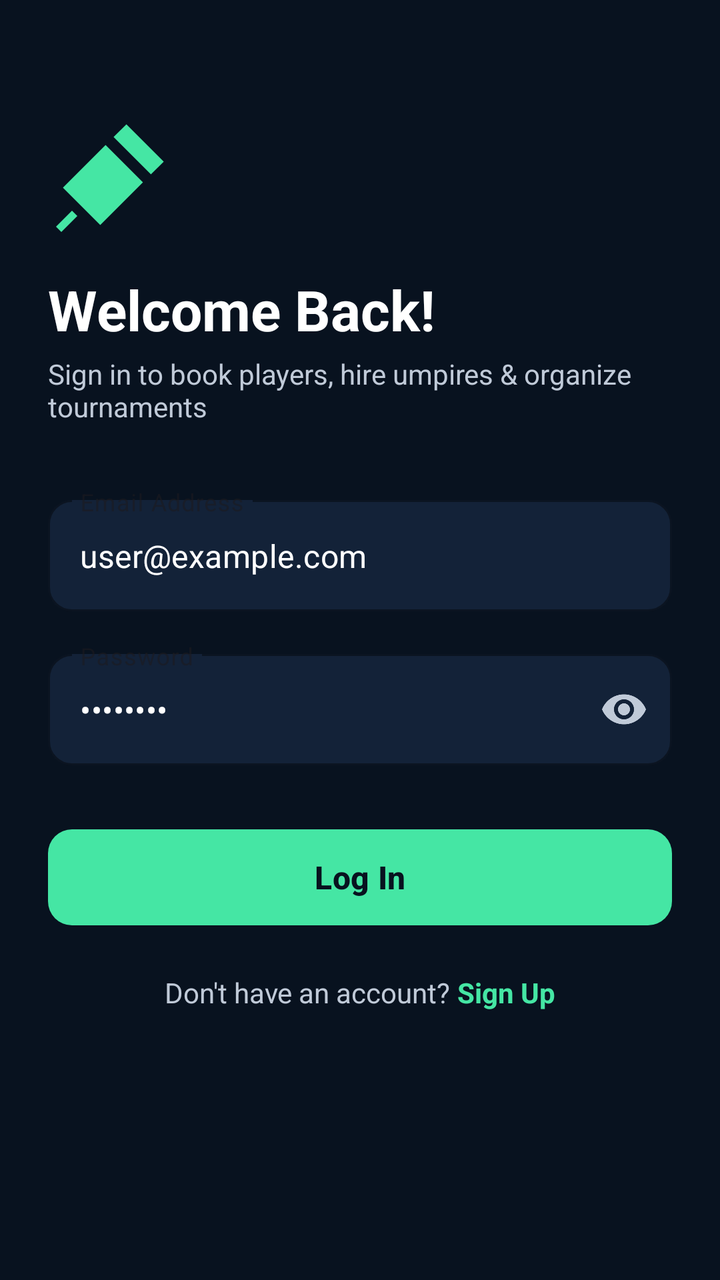
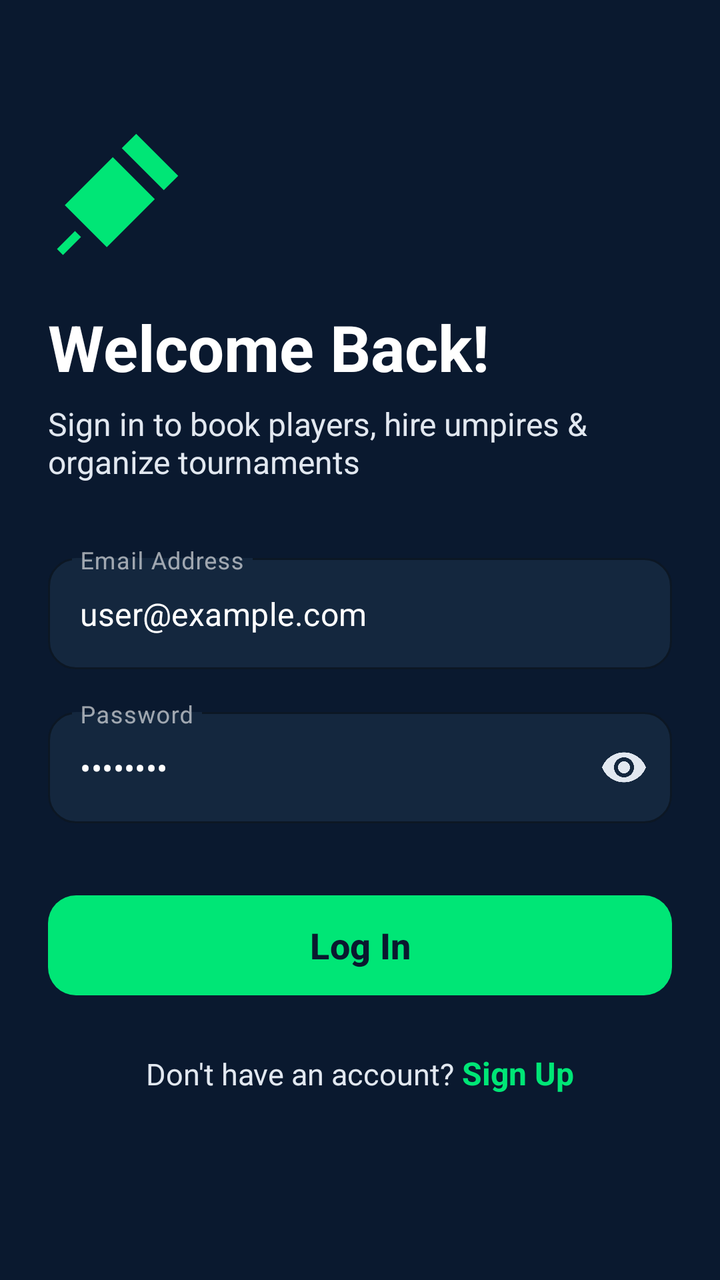

The first picture is an Android layout as it rendered before a commit; the second is the same layout after the commit. The layout source and the unified diff follow.
<!-- AndroidManifest.xml: application theme Theme.TwelveMan -->
<!-- res/layout/fragment_login.xml -->
<?xml version="1.0" encoding="utf-8"?>
<ScrollView xmlns:android="http://schemas.android.com/apk/res/android"
    xmlns:app="http://schemas.android.com/apk/res-auto"
    android:layout_width="match_parent"
    android:layout_height="match_parent"
    android:background="@color/bg_light"
    android:fillViewport="true">

    <LinearLayout
        android:layout_width="match_parent"
        android:layout_height="wrap_content"
        android:orientation="vertical"
        android:padding="24dp">

        <ImageView
            android:layout_width="64dp"
            android:layout_height="64dp"
            android:layout_marginTop="32dp"
            android:src="@drawable/ic_cricket_bat"
            app:tint="@color/accent_green" />

        <TextView
            android:layout_width="wrap_content"
            android:layout_height="wrap_content"
            android:layout_marginTop="16dp"
            android:text="Welcome Back!"
            android:textColor="@color/text_primary"
            android:textSize="28sp"
            android:textStyle="bold" />

        <TextView
            android:layout_width="wrap_content"
            android:layout_height="wrap_content"
            android:layout_marginTop="4dp"
            android:text="Sign in to book players, hire umpires &amp; organize tournaments"
            android:textColor="@color/text_secondary"
            android:textSize="14sp" />

        <com.google.android.material.textfield.TextInputLayout
            style="@style/Widget.MaterialComponents.TextInputLayout.OutlinedBox"
            android:layout_width="match_parent"
            android:layout_height="wrap_content"
            android:layout_marginTop="32dp"
            android:hint="Email Address"
            app:boxBackgroundColor="@color/surface_white"
            app:boxCornerRadiusBottomEnd="12dp"
            app:boxCornerRadiusBottomStart="12dp"
            app:boxCornerRadiusTopEnd="12dp"
            app:boxCornerRadiusTopStart="12dp"
            app:boxStrokeColor="@color/accent_green"
            app:hintTextColor="@color/accent_green">

            <com.google.android.material.textfield.TextInputEditText
                android:id="@+id/etEmail"
                android:layout_width="match_parent"
                android:layout_height="wrap_content"
                android:inputType="textEmailAddress"
                android:text="user@example.com"
                android:textColor="@color/text_primary" />
        </com.google.android.material.textfield.TextInputLayout>

        <com.google.android.material.textfield.TextInputLayout
            style="@style/Widget.MaterialComponents.TextInputLayout.OutlinedBox"
            android:layout_width="match_parent"
            android:layout_height="wrap_content"
            android:layout_marginTop="16dp"
            android:hint="Password"
            app:boxBackgroundColor="@color/surface_white"
            app:boxCornerRadiusBottomEnd="12dp"
            app:boxCornerRadiusBottomStart="12dp"
            app:boxCornerRadiusTopEnd="12dp"
            app:boxCornerRadiusTopStart="12dp"
            app:boxStrokeColor="@color/accent_green"
            app:hintTextColor="@color/accent_green"
            app:passwordToggleEnabled="true"
            app:passwordToggleTint="@color/text_secondary">

            <com.google.android.material.textfield.TextInputEditText
                android:id="@+id/etPassword"
                android:layout_width="match_parent"
                android:layout_height="wrap_content"
                android:inputType="textPassword"
                android:text="password"
                android:textColor="@color/text_primary" />
        </com.google.android.material.textfield.TextInputLayout>

        <com.google.android.material.button.MaterialButton
            android:id="@+id/btnLogin"
            android:layout_width="match_parent"
            android:layout_height="56dp"
            android:layout_marginTop="28dp"
            android:text="Log In"
            android:textColor="@color/primary_navy"
            android:textSize="16sp"
            android:textStyle="bold"
            app:backgroundTint="@color/accent_green"
            app:cornerRadius="12dp" />

        <LinearLayout
            android:layout_width="wrap_content"
            android:layout_height="wrap_content"
            android:layout_gravity="center_horizontal"
            android:layout_marginTop="20dp"
            android:orientation="horizontal">

            <TextView
                android:layout_width="wrap_content"
                android:layout_height="wrap_content"
                android:text="Don't have an account? "
                android:textColor="@color/text_secondary" />

            <TextView
                android:id="@+id/tvGoToRegister"
                android:layout_width="wrap_content"
                android:layout_height="wrap_content"
                android:text="Sign Up"
                android:textColor="@color/accent_green"
                android:textStyle="bold" />
        </LinearLayout>
    </LinearLayout>
</ScrollView>
<!-- resources referenced by this layout -->
<resources>
  <color name="accent_green">#45E6A4</color>
  <color name="bg_light">#08121F</color>
  <color name="primary_navy">#08121F</color>
  <color name="surface_white">#132238</color>
  <color name="text_primary">#FFFFFF</color>
  <color name="text_secondary">#C0CAD8</color>
  <style name="Theme.TwelveMan" parent="Theme.Material3.DayNight.NoActionBar">
          <item name="colorPrimary">@color/accent_green</item>
          <item name="colorPrimaryVariant">@color/primary_variant</item>
          <item name="colorOnPrimary">@color/primary_navy</item>
          <item name="colorSecondary">@color/accent_green</item>
          <item name="colorOnSecondary">@color/primary_navy</item>
          <item name="android:statusBarColor">@color/primary_navy</item>
          <item name="android:windowBackground">@color/bg_light</item>
      </style>
  <color name="primary_variant">#132238</color>
  <!-- unchanged entries left out for length: 1 -->
</resources>

<!-- the commit's change to res/layout/fragment_login.xml (unified diff, before → after) -->
@@ -13,28 +13,28 @@
         android:padding="24dp">
 
         <ImageView
-            android:layout_width="64dp"
-            android:layout_height="64dp"
-            android:layout_marginTop="32dp"
+            android:layout_width="72dp"
+            android:layout_height="72dp"
+            android:layout_marginTop="36dp"
             android:src="@drawable/ic_cricket_bat"
             app:tint="@color/accent_green" />
 
         <TextView
             android:layout_width="wrap_content"
             android:layout_height="wrap_content"
-            android:layout_marginTop="16dp"
+            android:layout_marginTop="20dp"
             android:text="Welcome Back!"
             android:textColor="@color/text_primary"
-            android:textSize="28sp"
+            android:textSize="32sp"
             android:textStyle="bold" />
 
         <TextView
             android:layout_width="wrap_content"
             android:layout_height="wrap_content"
-            android:layout_marginTop="4dp"
+            android:layout_marginTop="6dp"
             android:text="Sign in to book players, hire umpires &amp; organize tournaments"
             android:textColor="@color/text_secondary"
-            android:textSize="14sp" />
+            android:textSize="16sp" />
 
         <com.google.android.material.textfield.TextInputLayout
             style="@style/Widget.MaterialComponents.TextInputLayout.OutlinedBox"
@@ -43,10 +43,10 @@
             android:layout_marginTop="32dp"
             android:hint="Email Address"
             app:boxBackgroundColor="@color/surface_white"
-            app:boxCornerRadiusBottomEnd="12dp"
-            app:boxCornerRadiusBottomStart="12dp"
-            app:boxCornerRadiusTopEnd="12dp"
-            app:boxCornerRadiusTopStart="12dp"
+            app:boxCornerRadiusBottomEnd="14dp"
+            app:boxCornerRadiusBottomStart="14dp"
+            app:boxCornerRadiusTopEnd="14dp"
+            app:boxCornerRadiusTopStart="14dp"
             app:boxStrokeColor="@color/accent_green"
             app:hintTextColor="@color/accent_green">
 
@@ -56,7 +56,8 @@
                 android:layout_height="wrap_content"
                 android:inputType="textEmailAddress"
                 android:text="user@example.com"
-                android:textColor="@color/text_primary" />
+                android:textColor="@color/text_primary"
+                android:textSize="16sp" />
         </com.google.android.material.textfield.TextInputLayout>
 
         <com.google.android.material.textfield.TextInputLayout
@@ -66,10 +67,10 @@
             android:layout_marginTop="16dp"
             android:hint="Password"
             app:boxBackgroundColor="@color/surface_white"
-            app:boxCornerRadiusBottomEnd="12dp"
-            app:boxCornerRadiusBottomStart="12dp"
-            app:boxCornerRadiusTopEnd="12dp"
-            app:boxCornerRadiusTopStart="12dp"
+            app:boxCornerRadiusBottomEnd="14dp"
+            app:boxCornerRadiusBottomStart="14dp"
+            app:boxCornerRadiusTopEnd="14dp"
+            app:boxCornerRadiusTopStart="14dp"
             app:boxStrokeColor="@color/accent_green"
             app:hintTextColor="@color/accent_green"
             app:passwordToggleEnabled="true"
@@ -81,33 +82,35 @@
                 android:layout_height="wrap_content"
                 android:inputType="textPassword"
                 android:text="password"
-                android:textColor="@color/text_primary" />
+                android:textColor="@color/text_primary"
+                android:textSize="16sp" />
         </com.google.android.material.textfield.TextInputLayout>
 
         <com.google.android.material.button.MaterialButton
             android:id="@+id/btnLogin"
             android:layout_width="match_parent"
-            android:layout_height="56dp"
-            android:layout_marginTop="28dp"
+            android:layout_height="58dp"
+            android:layout_marginTop="32dp"
             android:text="Log In"
             android:textColor="@color/primary_navy"
-            android:textSize="16sp"
+            android:textSize="18sp"
             android:textStyle="bold"
             app:backgroundTint="@color/accent_green"
-            app:cornerRadius="12dp" />
+            app:cornerRadius="14dp" />
 
         <LinearLayout
             android:layout_width="wrap_content"
             android:layout_height="wrap_content"
             android:layout_gravity="center_horizontal"
-            android:layout_marginTop="20dp"
+            android:layout_marginTop="24dp"
             android:orientation="horizontal">
 
             <TextView
                 android:layout_width="wrap_content"
                 android:layout_height="wrap_content"
                 android:text="Don't have an account? "
-                android:textColor="@color/text_secondary" />
+                android:textColor="@color/text_secondary"
+                android:textSize="15sp" />
 
             <TextView
                 android:id="@+id/tvGoToRegister"
@@ -115,6 +118,7 @@
                 android:layout_height="wrap_content"
                 android:text="Sign Up"
                 android:textColor="@color/accent_green"
+                android:textSize="16sp"
                 android:textStyle="bold" />
         </LinearLayout>
     </LinearLayout>
<!-- resource entries referenced after the edit -->
@@ -1,21 +1,70 @@
 <!-- resources referenced by this layout -->
 <resources>
-  <color name="accent_green">#45E6A4</color>
-  <color name="bg_light">#08121F</color>
-  <color name="primary_navy">#08121F</color>
-  <color name="surface_white">#132238</color>
+  <color name="accent_green">#00E676</color>
+  <color name="bg_light">#0A192F</color>
+  <color name="primary_navy">#0A192F</color>
+  <color name="surface_white">#14273E</color>
   <color name="text_primary">#FFFFFF</color>
-  <color name="text_secondary">#C0CAD8</color>
+  <color name="text_secondary">#E2E8F0</color>
   <style name="Theme.TwelveMan" parent="Theme.Material3.DayNight.NoActionBar">
+          
           <item name="colorPrimary">@color/accent_green</item>
           <item name="colorPrimaryVariant">@color/primary_variant</item>
           <item name="colorOnPrimary">@color/primary_navy</item>
-          <item name="colorSecondary">@color/accent_green</item>
+          <item name="colorSecondary">@color/accent_gold</item>
           <item name="colorOnSecondary">@color/primary_navy</item>
+          <item name="colorTertiary">@color/accent_blue</item>
+          <item name="colorOnTertiary">@color/text_white</item>
+          <item name="colorSurface">@color/surface_white</item>
+          <item name="colorOnSurface">@color/text_primary</item>
           <item name="android:statusBarColor">@color/primary_navy</item>
+          <item name="android:navigationBarColor">@color/primary_navy</item>
           <item name="android:windowBackground">@color/bg_light</item>
+  
+          
+          <item name="android:textColorPrimary">@color/text_primary</item>
+          <item name="android:textColorSecondary">@color/text_secondary</item>
+          <item name="android:textColorHint">@color/text_hint</item>
+  
+          <item name="textAppearanceHeadlineLarge">@style/TextAppearance.TwelveMan.HeadlineLarge</item>
+          <item name="textAppearanceHeadlineMedium">@style/TextAppearance.TwelveMan.HeadlineMedium</item>
+          <item name="textAppearanceTitleLarge">@style/TextAppearance.TwelveMan.TitleLarge</item>
+          <item name="textAppearanceBodyLarge">@style/TextAppearance.TwelveMan.BodyLarge</item>
+          <item name="textAppearanceBodyMedium">@style/TextAppearance.TwelveMan.BodyMedium</item>
       </style>
-  <color name="primary_variant">#132238</color>
+  <color name="primary_variant">#14273E</color>
+  <color name="accent_gold">#FFD700</color>
+  <color name="accent_blue">#2979FF</color>
+  <color name="text_white">#FFFFFF</color>
+  <color name="text_hint">#A0AEC0</color>
+  <style name="TextAppearance.TwelveMan.HeadlineLarge" parent="TextAppearance.Material3.HeadlineLarge">
+          <item name="android:textSize">@dimen/text_size_hero</item>
+          <item name="android:textStyle">bold</item>
+          <item name="android:textColor">@color/text_primary</item>
+      </style>
+  <style name="TextAppearance.TwelveMan.HeadlineMedium" parent="TextAppearance.Material3.HeadlineMedium">
+          <item name="android:textSize">@dimen/text_size_display</item>
+          <item name="android:textStyle">bold</item>
+          <item name="android:textColor">@color/text_primary</item>
+      </style>
+  <style name="TextAppearance.TwelveMan.TitleLarge" parent="TextAppearance.Material3.TitleLarge">
+          <item name="android:textSize">@dimen/text_size_headline</item>
+          <item name="android:textStyle">bold</item>
+          <item name="android:textColor">@color/text_primary</item>
+      </style>
+  <style name="TextAppearance.TwelveMan.BodyLarge" parent="TextAppearance.Material3.BodyLarge">
+          <item name="android:textSize">@dimen/text_size_body</item>
+          <item name="android:textColor">@color/text_primary</item>
+      </style>
+  <style name="TextAppearance.TwelveMan.BodyMedium" parent="TextAppearance.Material3.BodyMedium">
+          <item name="android:textSize">@dimen/text_size_body_secondary</item>
+          <item name="android:textColor">@color/text_secondary</item>
+      </style>
+  <dimen name="text_size_hero">34sp</dimen>
+  <dimen name="text_size_display">28sp</dimen>
+  <dimen name="text_size_headline">24sp</dimen>
+  <dimen name="text_size_body">16sp</dimen>
+  <dimen name="text_size_body_secondary">15sp</dimen>
   <!-- unchanged entries left out for length: 1 -->
 </resources>
 
